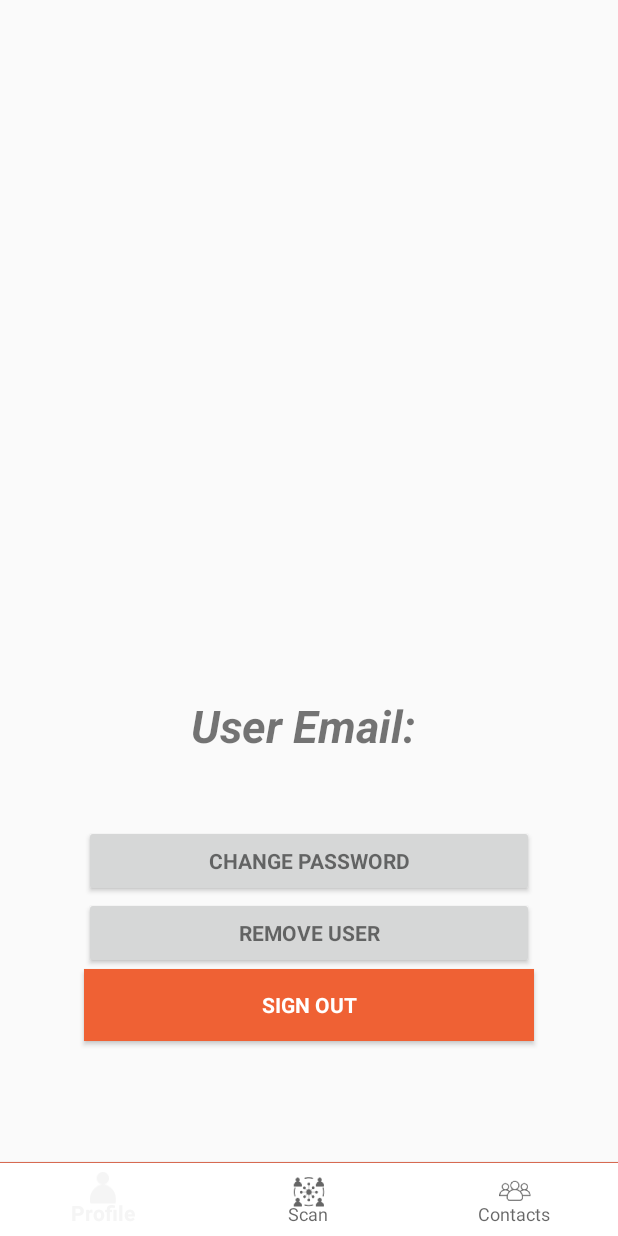
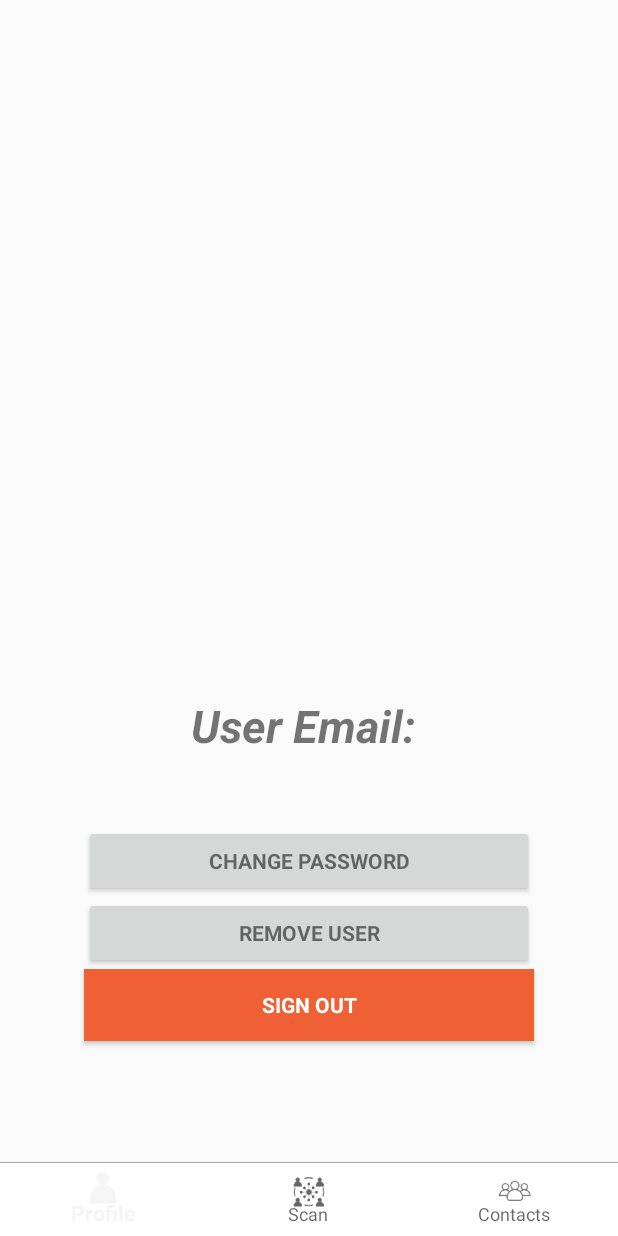
Before and after one commit to mlazana/addMe-Android, an Android app: the Settings screen opened directly, with no data from a screen before it, on a phone screen of 412 x 824 dp. Run offline under Robolectric (Android 15) with nearby library versions, the phone set to English and light mode, and no system bars; our stand-ins replace Firebase (no records; nobody signed in at launch, a user with empty details on screens opened directly); Roboto replaces fonts that are not available here.

Commit message:
Change button navbar border color

```diff
--- a/app/src/main/res/drawable/white_orange_border_bottom.xml
+++ b/app/src/main/res/drawable/white_orange_border_bottom.xml
@@ -12,7 +12,7 @@
         <shape
             android:shape="rectangle">
             <stroke android:width="0.5dp"
-                    android:color="@color/light_orange"/>
+                    android:color="@color/conn"/>
             <solid android:color="@color/white"/>
         </shape>
 
```
